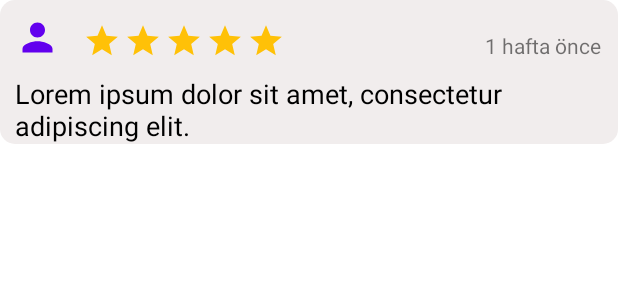
After one commit to hkpnrr/CustomerRecognitionApp-CafeHub-MobilClient, an Android app: the layout row_rating.xml on its own in the app's theme, with its tools: preview values and no code run, on a phone screen of 412 x 824 dp. The commit adds this screen. Shown: the top 300 px of the screen. Run offline under Robolectric (Android 15) with nearby library versions, the phone set to English and light mode, and no system bars.

Commit message:
Cafe Comments Sayfası tasarlandı, ve geliştirildi.

```diff
--- a/app/src/main/java/com/project/cafehub/view/cafe/CafeMenuFragment.kt
+++ b/app/src/main/java/com/project/cafehub/view/cafe/CafeMenuFragment.kt
@@ -58,7 +58,7 @@ class CafeMenuFragment : Fragment(R.layout.fragment_cafe_menu), CategoryOnClickI
 
     @SuppressLint("NotifyDataSetChanged")
     private fun setCategoryList() {
-        db.collection("Cafe").document(currentCafeId.toString()).collection("Category")
+        db.collection("Cafe").document(currentCafeId!!).collection("Category")
             .get().addOnSuccessListener { result ->
             for (document in result) {
                 val categoryName = document.get("name") as String
@@ -73,7 +73,7 @@ class CafeMenuFragment : Fragment(R.layout.fragment_cafe_menu), CategoryOnClickI
 
     @SuppressLint("NotifyDataSetChanged")
     private fun setProductsData() {
-        db.collection("Cafe").document(currentCafeId.toString()).collection("Product").whereEqualTo("isBestSelling", true)
+        db.collection("Cafe").document(currentCafeId!!).collection("Product").whereEqualTo("isBestSelling", true)
             .get().addOnSuccessListener { result ->
                 for (document in result) {
                     val id = document.get("id") as String
@@ -98,7 +98,7 @@ class CafeMenuFragment : Fragment(R.layout.fragment_cafe_menu), CategoryOnClickI
         productList.clear()
 
         if (button.text != "En Çok Satanlar") {
-            db.collection("Cafe").document(currentCafeId.toString()).collection("Product").whereEqualTo("category", button.text)
+            db.collection("Cafe").document(currentCafeId!!).collection("Product").whereEqualTo("category", button.text)
                 .get().addOnSuccessListener { result ->
                     for (document in result) {
                         val id = document.get("id") as String
--- /dev/null
+++ b/app/src/main/res/drawable/ic_comment_user.xml
@@ -0,0 +1,5 @@
+<vector android:height="24dp" android:tint="@color/purple_500"
+    android:viewportHeight="24" android:viewportWidth="24"
+    android:width="24dp" xmlns:android="http://schemas.android.com/apk/res/android">
+    <path android:fillColor="@android:color/white" android:pathData="M12,12c2.21,0 4,-1.79 4,-4s-1.79,-4 -4,-4 -4,1.79 -4,4 1.79,4 4,4zM12,14c-2.67,0 -8,1.34 -8,4v2h16v-2c0,-2.66 -5.33,-4 -8,-4z"/>
+</vector>
--- a/app/src/main/res/drawable/ic_star.xml
+++ b/app/src/main/res/drawable/ic_star_disable.xml
@@ -1,4 +1,4 @@
-<vector android:height="24dp" android:tint="#E67917"
+<vector android:height="24dp" android:tint="#B4B4B4"
     android:viewportHeight="24" android:viewportWidth="24"
     android:width="24dp" xmlns:android="http://schemas.android.com/apk/res/android">
     <path android:fillColor="@android:color/white" android:pathData="M12,17.27L18.18,21l-1.64,-7.03L22,9.24l-7.19,-0.61L12,2 9.19,8.63 2,9.24l5.46,4.73L5.82,21z"/>
--- /dev/null
+++ b/app/src/main/res/drawable/ic_star_enable.xml
@@ -0,0 +1,5 @@
+<vector android:height="24dp" android:tint="#FFC107"
+    android:viewportHeight="24" android:viewportWidth="24"
+    android:width="24dp" xmlns:android="http://schemas.android.com/apk/res/android">
+    <path android:fillColor="@android:color/white" android:pathData="M12,17.27L18.18,21l-1.64,-7.03L22,9.24l-7.19,-0.61L12,2 9.19,8.63 2,9.24l5.46,4.73L5.82,21z"/>
+</vector>
--- a/app/src/main/res/layout/activity_cafe.xml
+++ b/app/src/main/res/layout/activity_cafe.xml
@@ -82,7 +82,7 @@
                     <ImageView
                         android:layout_width="25dp"
                         android:layout_height="25dp"
-                        android:src="@drawable/ic_star"
+                        android:src="@drawable/ic_star_enable"
                         android:layout_marginTop="10dp">
 
                     </ImageView>
--- /dev/null
+++ b/app/src/main/res/layout/row_rating.xml
@@ -0,0 +1,90 @@
+<?xml version="1.0" encoding="utf-8"?>
+<androidx.constraintlayout.widget.ConstraintLayout xmlns:android="http://schemas.android.com/apk/res/android"
+    android:layout_width="match_parent"
+    android:layout_height="wrap_content"
+    xmlns:app="http://schemas.android.com/apk/res-auto"
+    android:background="@drawable/custom_image_background"
+    android:layout_marginBottom="15dp">
+
+    <ImageView
+        android:id="@+id/ivUser"
+        android:layout_width="30dp"
+        android:layout_height="30dp"
+        android:src="@drawable/ic_comment_user"
+        app:layout_constraintTop_toTopOf="parent"
+        app:layout_constraintStart_toStartOf="parent"
+        android:layout_margin="10dp"/>
+
+    <ImageView
+        android:id="@+id/ivStar1"
+        android:layout_width="25dp"
+        android:layout_height="25dp"
+        android:src="@drawable/ic_star_enable"
+        app:layout_constraintBottom_toBottomOf="@id/ivUser"
+        app:layout_constraintStart_toEndOf="@id/ivUser"
+        android:layout_marginStart="15dp"
+        android:visibility="visible"/>
+
+    <ImageView
+        android:id="@+id/ivStar2"
+        android:layout_width="25dp"
+        android:layout_height="25dp"
+        android:src="@drawable/ic_star_enable"
+        app:layout_constraintBottom_toBottomOf="@id/ivUser"
+        app:layout_constraintStart_toEndOf="@id/ivStar1"
+        android:layout_marginStart="2dp"
+        android:visibility="visible" />
+
+    <ImageView
+        android:id="@+id/ivStar3"
+        android:layout_width="25dp"
+        android:layout_height="25dp"
+        android:src="@drawable/ic_star_enable"
+        app:layout_constraintBottom_toBottomOf="@id/ivUser"
+        app:layout_constraintStart_toEndOf="@id/ivStar2"
+        android:layout_marginStart="2dp"
+        android:visibility="visible" />
+
+    <ImageView
+        android:id="@+id/ivStar4"
+        android:layout_width="25dp"
+        android:layout_height="25dp"
+        android:src="@drawable/ic_star_enable"
+        app:layout_constraintBottom_toBottomOf="@id/ivUser"
+        app:layout_constraintStart_toEndOf="@id/ivStar3"
+        android:layout_marginStart="2dp"
+        android:visibility="visible" />
+
+    <ImageView
+        android:id="@+id/ivStar5"
+        android:layout_width="25dp"
+        android:layout_height="25dp"
+        android:src="@drawable/ic_star_enable"
+        app:layout_constraintBottom_toBottomOf="@id/ivUser"
+        app:layout_constraintStart_toEndOf="@id/ivStar4"
+        android:layout_marginStart="2dp"
+        android:visibility="visible" />
+
+    <TextView
+        android:layout_width="wrap_content"
+        android:layout_height="wrap_content"
+        android:text="1 hafta önce"
+        android:id="@+id/tvRatingDate"
+        app:layout_constraintEnd_toEndOf="parent"
+        app:layout_constraintBottom_toBottomOf="@id/ivUser"
+        android:layout_marginEnd="11dp"/>
+
+    <TextView
+        android:layout_width="match_parent"
+        android:layout_height="wrap_content"
+        android:id="@+id/tvComment"
+        android:textColor="@color/black"
+        android:text="Lorem ipsum dolor sit amet, consectetur adipiscing elit."
+        android:textSize="18sp"
+        app:layout_constraintTop_toBottomOf="@id/ivUser"
+        android:layout_marginStart="10dp"
+        android:layout_marginTop="10dp"
+        android:layout_marginEnd="10dp"
+        android:layout_marginBottom="20dp"/>
+
+</androidx.constraintlayout.widget.ConstraintLayout>
--- a/app/src/main/res/values/strings.xml
+++ b/app/src/main/res/values/strings.xml
@@ -28,4 +28,5 @@
     <string name="get_advice">Tavsiye Al</string>
     <!-- TODO: Remove or change this placeholder text -->
     <string name="hello_blank_fragment">Hello blank fragment</string>
+    <string name="cafe_score">Kafe Puanı</string>
 </resources>
```
Also changed, not shown: app/src/main/java/com/project/cafehub/adapter/RatingAdapter.kt (added, +74 -0 lines), app/src/main/java/com/project/cafehub/model/Rating.kt (added, +12 -0 lines), app/src/main/java/com/project/cafehub/view/cafe/CafeCommentsFragment.kt (+74 -11 lines), app/src/main/res/layout/fragment_cafe_comments.xml (+52 -5 lines).
